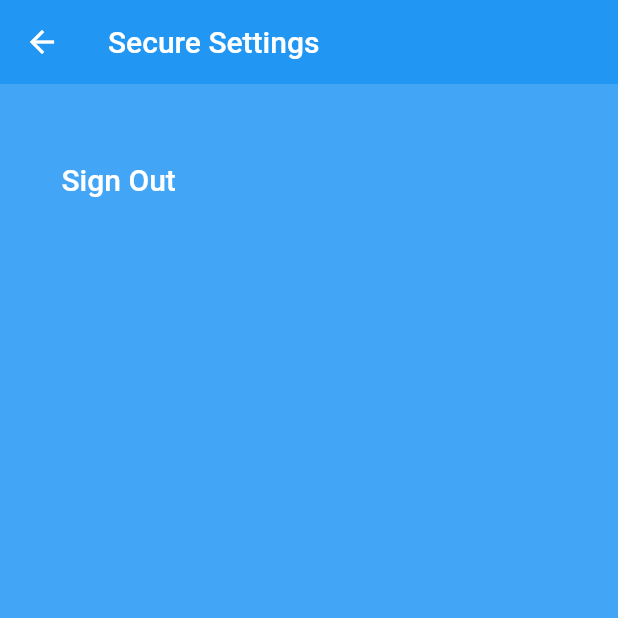
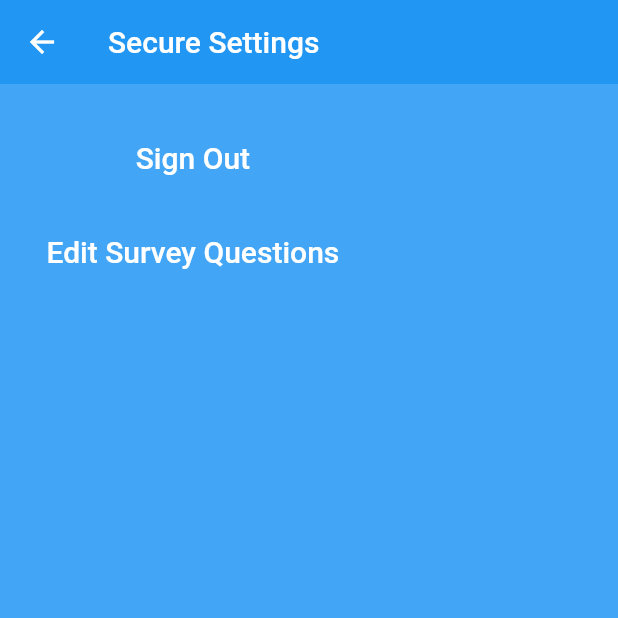
Before and after one commit to AdamKassem/Secure, a Flutter app: the screen it shows once a user with an empty profile is signed in, after a tap on the "settings" icon, on a phone screen of 412 x 824 dp, the top half of it. Run offline on Flutter 3.47's test engine with Material 2 defaults, Android fonts, the phone set to English and light mode, and no system bars; our stand-ins replace cloud_firestore, firebase_auth, flutter_spinkit; accounts and stored records are empty.

Commit message:
Survey 1.0

```diff
--- a/lib/models/user.dart
+++ b/lib/models/user.dart
@@ -1,7 +1,5 @@
-class User{
-
+class User {
   final String uid;
 
   User({this.uid});
-
 }
--- a/lib/screens/home/home.dart
+++ b/lib/screens/home/home.dart
@@ -2,7 +2,6 @@ import 'package:flutter/material.dart';
 import 'package:secure/screens/settings/settings.dart';
 
 class Home extends StatelessWidget {
-
   @override
   Widget build(BuildContext context) {
     return Scaffold(
@@ -20,9 +19,8 @@ class Home extends StatelessWidget {
                   MaterialPageRoute(builder: (context) => Settings()),
                 );
               },
-          )
+            ),
           ],
-      )
-    );
+        ));
   }
 }
--- a/lib/screens/settings/settings.dart
+++ b/lib/screens/settings/settings.dart
@@ -1,8 +1,8 @@
 import 'package:flutter/material.dart';
+import 'package:secure/screens/survey_questions/childhood_questions.dart';
 import 'package:secure/services/auth.dart';
 
 class Settings extends StatelessWidget {
-
   final AuthService _auth = AuthService();
 
   @override
@@ -15,12 +15,11 @@ class Settings extends StatelessWidget {
           elevation: 0.0,
         ),
         body: Container(
-            padding: EdgeInsets.symmetric(vertical: 20.0, horizontal: 25.0),
+            padding: EdgeInsets.symmetric(vertical: 10.0, horizontal: 15.0),
             child: Form(
               child: SingleChildScrollView(
-                child: Column(
-                    children: <Widget>[
-                      SizedBox(height: 20.0),
+                child: Column(children: <Widget>[
+                  SizedBox(height: 15.0),
                   FlatButton(
                     onPressed: () async {
                       await _auth.signOut();
@@ -31,12 +30,24 @@ class Settings extends StatelessWidget {
                       style: TextStyle(fontSize: 20.0),
                     ),
                     textColor: Colors.white,
-                      )
-                    ]
                   ),
+                  SizedBox(height: 15.0),
+                  FlatButton(
+                    onPressed: () async {
+                      Navigator.push(
+                        context,
+                        MaterialPageRoute(
+                            builder: (context) => ChildHoodQuestions()),
+                      );
+                    },
+                    child: Text(
+                      'Edit Survey Questions',
+                      style: TextStyle(fontSize: 20.0),
                     ),
-            )
-        )
-    );
+                    textColor: Colors.white,
+                  ),
+                ]),
+              ),
+            )));
   }
 }
--- a/lib/screens/wrapper.dart
+++ b/lib/screens/wrapper.dart
@@ -7,14 +7,13 @@ import 'package:secure/screens/authenticate/authenticate.dart';
 class Wrapper extends StatelessWidget {
   @override
   Widget build(BuildContext context) {
-
     final user = Provider.of<User>(context);
 
     // Return either Home or Authenticate widget
-    if(user == null){
+    if (user == null) {
       return Authenticate();
-    }else{
-      return Home();
+    } else {
+      return Home(); //Home();
     }
   }
 }
```
Also changed, not shown: lib/models/user_data.dart (+15 -2 lines), lib/screens/authenticate/register.dart (+59 -42 lines), lib/screens/authenticate/sign_in.dart (+27 -31 lines), lib/services/auth.dart (+25 -22 lines), lib/services/database.dart (+62 -8 lines), 1 other file. Lines whose indentation alone changed are shown as unchanged.
